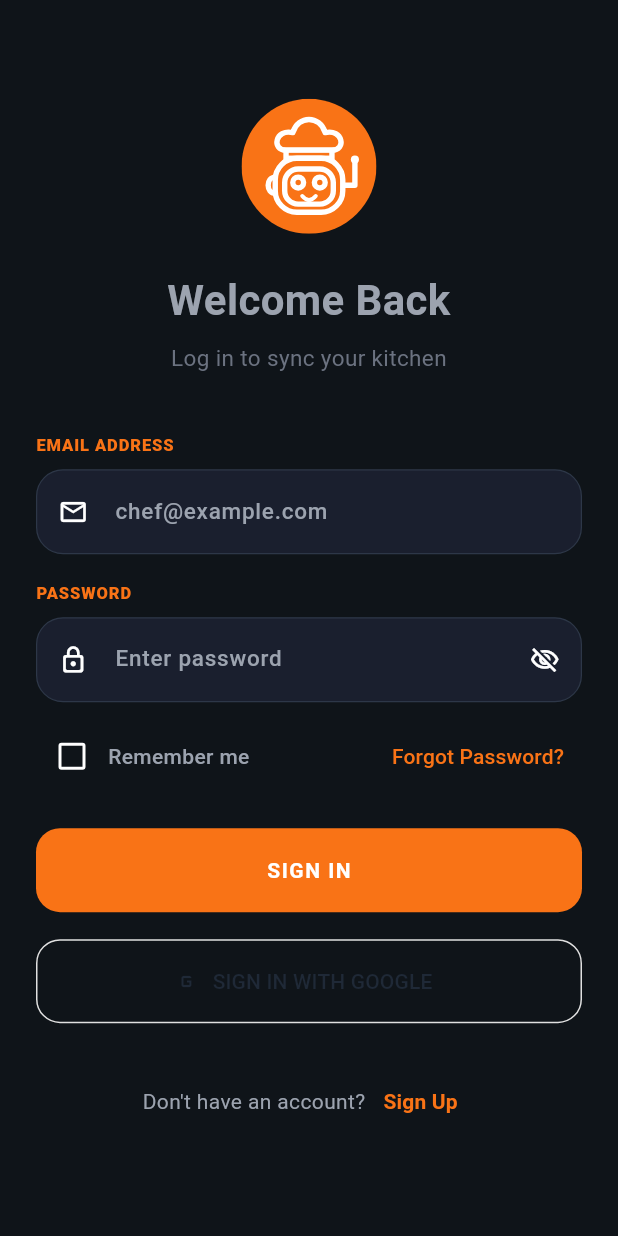
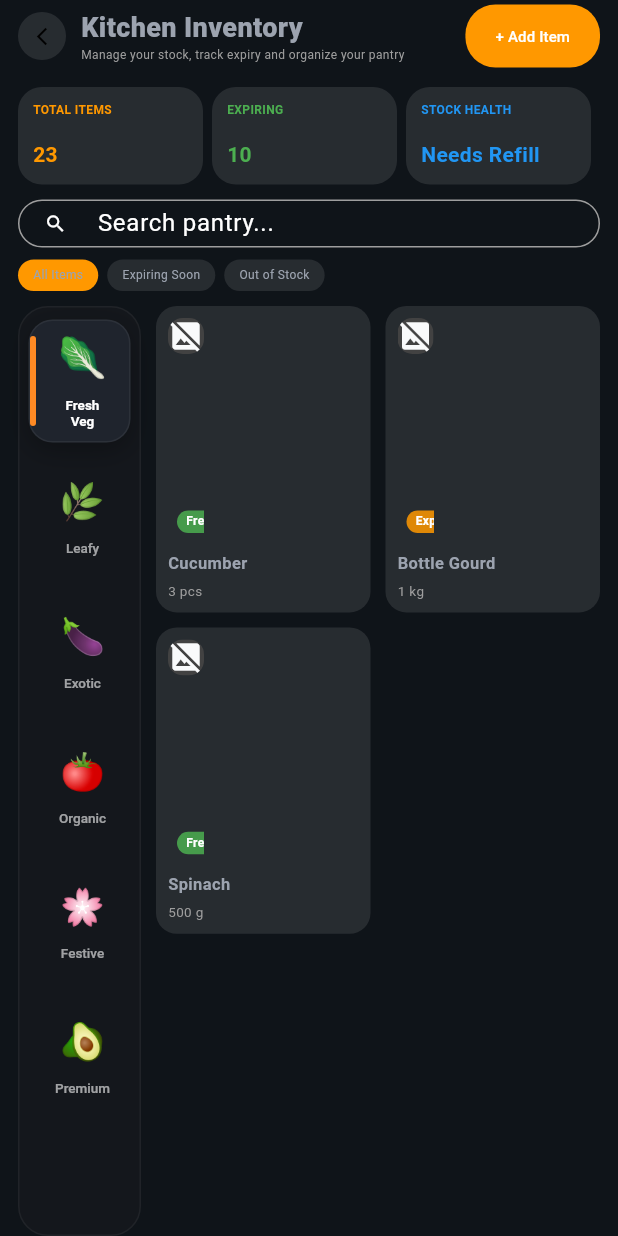
Before and after one commit to amansingh8670/chefai_flutter, a Flutter app: the screen it shows after launch, on a phone screen of 412 x 824 dp. Run offline on Flutter 3.47's test engine with Material 3 defaults, Android fonts, the phone set to English and light mode, and no system bars; our stand-ins replace flutter_riverpod, flutter_svg; network calls fail.

Commit message:
add kitchen inventory page

```diff
--- /dev/null
+++ b/lib/features/inventory/pages/kitchen.dart
@@ -0,0 +1,232 @@
+import 'package:chef_ai_mobile/features/inventory/widgets/available_item.dart';
+import 'package:chef_ai_mobile/features/inventory/widgets/available_item_category.dart';
+import 'package:chef_ai_mobile/features/inventory/widgets/inventory_stats.dart';
+import 'package:chef_ai_mobile/shared/mock_data/inventory.dart';
+import 'package:chef_ai_mobile/shared/models/inventory_item.dart';
+import 'package:flutter/material.dart';
+import 'package:flutter_riverpod/flutter_riverpod.dart';
+
+import 'package:chef_ai_mobile/core/theme/app_colors.dart';
+import 'package:chef_ai_mobile/providers/theme_provider.dart';
+
+class KitchenInventoryScreen extends ConsumerStatefulWidget {
+  const KitchenInventoryScreen({super.key});
+
+  @override
+  ConsumerState<KitchenInventoryScreen> createState() =>
+      _KitchenInventoryScreenState();
+}
+
+class _KitchenInventoryScreenState
+    extends ConsumerState<KitchenInventoryScreen> {
+  int selectedCategoryIndex = 0;
+  final ScrollController _categoryController = ScrollController();
+  final ScrollController _productController = ScrollController();
+
+  @override
+  Widget build(BuildContext context) {
+    final themeMode = ref.watch(themeProvider);
+
+    return Scaffold(
+      backgroundColor: AppColors.getBackground(themeMode),
+      body: SafeArea(
+        child: Padding(
+          padding: const EdgeInsets.symmetric(horizontal: 12),
+          child: Column(
+            children: [
+              _header(),
+
+              const SizedBox(height: 10),
+
+              InventoryStats(
+                stats: const [
+                  InventoryStatItem(
+                    title: "TOTAL ITEMS",
+                    value: "23",
+                    color: Colors.orange,
+                  ),
+                  InventoryStatItem(
+                    title: "EXPIRING",
+                    value: "10",
+                    color: Colors.green,
+                  ),
+                  InventoryStatItem(
+                    title: "STOCK HEALTH",
+                    value: "Needs Refill",
+                    color: Colors.blue,
+                  ),
+                ],
+              ),
+
+              const SizedBox(height: 10),
+
+              _search(),
+
+              const SizedBox(height: 8),
+
+              _filters(),
+
+              const SizedBox(height: 10),
+
+              Expanded(
+                child: Row(
+                  crossAxisAlignment: CrossAxisAlignment.stretch,
+                  children: [
+                    SizedBox(
+                      width: 82,
+                      child: AvailableItemCategory(
+                        controller: _categoryController,
+                        categories: InventoryMockData.categories,
+                        selectedIndex: selectedCategoryIndex,
+                        onCategoryChanged: (index) {
+                          setState(() {
+                            selectedCategoryIndex = index;
+                          });
+                        },
+                      ),
+                    ),
+
+                    const SizedBox(width: 10),
+
+                    Expanded(
+                      child: GridView.builder(
+                        controller: _productController,
+                        physics: const BouncingScrollPhysics(),
+                        padding: const EdgeInsets.only(bottom: 20),
+                        itemCount: InventoryMockData.items.length,
+                        gridDelegate:
+                            const SliverGridDelegateWithFixedCrossAxisCount(
+                              crossAxisCount: 2,
+                              childAspectRatio: .70,
+                              crossAxisSpacing: 10,
+                              mainAxisSpacing: 10,
+                            ),
+                        itemBuilder: (_, index) {
+                          final item = InventoryMockData.items[index];
+
+                          return AvailableItemCard(
+                            itemName: item.name,
+                            imageUrl: item.imageUrl,
+                            expirationStatus: item.expirationStatus,
+                            quantity: item.quantity,
+                          );
+                        },
+                      ),
+                    ),
+                  ],
+                ),
+              ),
+            ],
+          ),
+        ),
+      ),
+    );
+  }
+
+  Widget _header() {
+    return Row(
+      children: [
+        CircleAvatar(
+          radius: 16,
+          backgroundColor: Colors.white10,
+          child: const Icon(Icons.arrow_back_ios_new, size: 14),
+        ),
+
+        const SizedBox(width: 10),
+
+        const Expanded(
+          child: Column(
+            crossAxisAlignment: CrossAxisAlignment.start,
+            children: [
+              Text(
+                "Kitchen Inventory",
+                style: TextStyle(fontSize: 18, fontWeight: FontWeight.w800),
+              ),
+              Text(
+                "Manage your stock, track expiry and organize your pantry",
+                style: TextStyle(fontSize: 8, color: Colors.grey),
+              ),
+            ],
+          ),
+        ),
+
+        ElevatedButton(
+          onPressed: () {},
+          style: ElevatedButton.styleFrom(
+            backgroundColor: Colors.orange,
+            shape: RoundedRectangleBorder(
+              borderRadius: BorderRadius.circular(20),
+            ),
+          ),
+          child: const Text("+ Add Item", style: TextStyle(fontSize: 10)),
+        ),
+      ],
+    );
+  }
+
+  Widget _search() {
+    return Container(
+      height: 32,
+      decoration: BoxDecoration(
+        border: Border.all(color: Colors.grey),
+        borderRadius: BorderRadius.circular(20),
+      ),
+      child: const TextField(
+        decoration: InputDecoration(
+          hintText: "Search pantry...",
+          prefixIcon: Icon(Icons.search, size: 15),
+          border: InputBorder.none,
+          contentPadding: EdgeInsets.only(bottom: 10),
+        ),
+      ),
+    );
+  }
+
+  Widget _filters() {
+    return Row(
+      children: [
+        _chip("All Items", true),
+        _chip("Expiring Soon", false),
+        _chip("Out of Stock", false),
+      ],
+    );
+  }
+
+  Widget _chip(String text, bool selected) {
+    return Container(
+      margin: const EdgeInsets.only(right: 6),
+      padding: const EdgeInsets.symmetric(horizontal: 10, vertical: 5),
+      decoration: BoxDecoration(
+        color: selected ? Colors.orange : Colors.white10,
+        borderRadius: BorderRadius.circular(20),
+      ),
+      child: Text(text, style: const TextStyle(fontSize: 8)),
+    );
+  }
+
+  Widget _products() {
+    final List<InventoryItem> products = InventoryMockData.items;
+
+    return GridView.builder(
+      physics: const BouncingScrollPhysics(),
+      padding: const EdgeInsets.only(bottom: 24),
+      itemCount: products.length,
+      gridDelegate: const SliverGridDelegateWithFixedCrossAxisCount(
+        crossAxisCount: 2,
+        childAspectRatio: 0.68,
+        crossAxisSpacing: 10,
+        mainAxisSpacing: 10,
+      ),
+      itemBuilder: (_, index) {
+        final item = products[index];
+
+        return AvailableItemCard(
+          itemName: item.name,
+          imageUrl: item.imageUrl,
+          expirationStatus: item.expirationStatus,
+          quantity: item.quantity,
+        );
+      },
+    );
+  }
+}
--- /dev/null
+++ b/lib/features/inventory/widgets/available_item.dart
@@ -0,0 +1,108 @@
+import 'package:flutter/material.dart';
+
+class AvailableItemCard extends StatelessWidget {
+  final String imageUrl;
+  final String expirationStatus;
+  final String quantity;
+  final String itemName;
+
+  const AvailableItemCard({
+    super.key,
+    required this.imageUrl,
+    required this.expirationStatus,
+    required this.quantity,
+    required this.itemName,
+  });
+
+  Color _expirationColor() {
+    switch (expirationStatus.toLowerCase()) {
+      case 'fresh':
+        return Colors.green;
+      case 'expiring soon':
+        return Colors.orange;
+      case 'expired':
+        return Colors.red;
+      default:
+        return Colors.grey;
+    }
+  }
+
+  @override
+  Widget build(BuildContext context) {
+    return Container(
+      padding: const EdgeInsets.all(8),
+      decoration: BoxDecoration(
+        color: Colors.white10,
+        borderRadius: BorderRadius.circular(14),
+      ),
+      child: Column(
+        crossAxisAlignment: CrossAxisAlignment.start,
+        children: [
+          Expanded(
+            child: Stack(
+              children: [
+                ClipRRect(
+                  borderRadius: BorderRadius.circular(10),
+                  child: Image.network(
+                    imageUrl,
+                    width: double.infinity,
+                    height: double.infinity,
+                    fit: BoxFit.cover,
+                    errorBuilder: (_, __, ___) {
+                      return Container(
+                        color: Colors.grey.shade800,
+                        child: const Icon(
+                          Icons.image_not_supported,
+                        ),
+                      );
+                    },
+                  ),
+                ),
+                Positioned(
+                  bottom: 6,
+                  left: 6,
+                  child: Container(
+                    padding: const EdgeInsets.symmetric(
+                      horizontal: 6,
+                      vertical: 2,
+                    ),
+                    decoration: BoxDecoration(
+                      color: _expirationColor().withOpacity(.85),
+                      borderRadius: BorderRadius.circular(10),
+                    ),
+                    child: Text(
+                      expirationStatus,
+                      style: const TextStyle(
+                        fontSize: 8,
+                        color: Colors.white,
+                        fontWeight: FontWeight.w600,
+                      ),
+                    ),
+                  ),
+                ),
+              ],
+            ),
+          ),
+          const SizedBox(height: 6),
+          Text(
+            itemName,
+            maxLines: 1,
+            overflow: TextOverflow.ellipsis,
+            style: const TextStyle(
+              fontSize: 11,
+              fontWeight: FontWeight.bold,
+            ),
+          ),
+          const SizedBox(height: 4),
+          Text(
+            quantity,
+            style: const TextStyle(
+              fontSize: 9,
+              color: Colors.grey,
+            ),
+          ),
+        ],
+      ),
+    );
+  }
+}
--- /dev/null
+++ b/lib/features/inventory/widgets/available_item_category.dart
@@ -0,0 +1,160 @@
+import 'package:flutter/material.dart';
+import 'package:chef_ai_mobile/shared/models/inventory_category.dart';
+
+class AvailableItemCategory extends StatelessWidget {
+  final List<InventoryCategory> categories;
+  final int selectedIndex;
+  final ValueChanged<int> onCategoryChanged;
+  final ScrollController? controller;
+
+  const AvailableItemCategory({
+    super.key,
+    required this.categories,
+    required this.selectedIndex,
+    required this.onCategoryChanged,
+    this.controller,
+  });
+
+  @override
+  Widget build(BuildContext context) {
+    return Container(
+      decoration: BoxDecoration(
+        color: const Color(0xFF14171C),
+        borderRadius: BorderRadius.circular(20),
+        border: Border.all(
+          color: Colors.white.withOpacity(.05),
+        ),
+      ),
+      child: Scrollbar(
+        controller: controller,
+        thumbVisibility: false,
+        child: ListView.builder(
+          controller: controller,
+          physics: const BouncingScrollPhysics(),
+          padding: const EdgeInsets.symmetric(
+            vertical: 8,
+            horizontal: 6,
+          ),
+          itemCount: categories.length,
+          itemBuilder: (context, index) {
+            final category = categories[index];
+            final isSelected = selectedIndex == index;
+
+            return Padding(
+              padding: const EdgeInsets.only(bottom: 8),
+              child: Material(
+                color: Colors.transparent,
+                borderRadius: BorderRadius.circular(16),
+                child: InkWell(
+                  borderRadius: BorderRadius.circular(16),
+                  onTap: () => onCategoryChanged(index),
+                  child: AnimatedContainer(
+                    duration: const Duration(milliseconds: 220),
+                    curve: Curves.easeOutCubic,
+                    height: 82,
+                    decoration: BoxDecoration(
+                      color: isSelected
+                          ? const Color(0xFF1F242D)
+                          : Colors.transparent,
+                      borderRadius: BorderRadius.circular(16),
+                      border: Border.all(
+                        color: isSelected
+                            ? Colors.white.withOpacity(.06)
+                            : Colors.transparent,
+                      ),
+                      boxShadow: isSelected
+                          ? [
+                              BoxShadow(
+                                color: Colors.black.withOpacity(.28),
+                                blurRadius: 14,
+                                offset: const Offset(0, 5),
+                              ),
+                            ]
+                          : [],
+                    ),
+                    child: Row(
+                      children: [
+                        AnimatedContainer(
+                          duration:
+                              const Duration(milliseconds: 220),
+                          width: 4,
+                          margin: const EdgeInsets.symmetric(
+                            vertical: 10,
+                          ),
+                          decoration: BoxDecoration(
+                            color: isSelected
+                                ? const Color(0xFFFF8A24)
+                                : Colors.transparent,
+                            borderRadius:
+                                BorderRadius.circular(100),
+                          ),
+                        ),
+
+                        Expanded(
+                          child: Padding(
+                            padding:
+                                const EdgeInsets.symmetric(
+                              horizontal: 6,
+                            ),
+                            child: Column(
+                              mainAxisAlignment:
+                                  MainAxisAlignment.center,
+                              children: [
+                                AnimatedScale(
+                                  duration:
+                                      const Duration(
+                                    milliseconds: 220,
+                                  ),
+                                  scale:
+                                      isSelected ? 1.08 : 1,
+                                  child: Text(
+                                    category.icon,
+                                    style: const TextStyle(
+                                      fontSize: 24,
+                                    ),
+                                  ),
+                                ),
+
+                                const SizedBox(height: 8),
+
+                                AnimatedDefaultTextStyle(
+                                  duration:
+                                      const Duration(
+                                    milliseconds: 220,
+                                  ),
+                                  style: TextStyle(
+                                    fontSize: 9,
+                                    height: 1.2,
+                                    fontWeight: isSelected
+                                        ? FontWeight.w700
+                                        : FontWeight.w500,
+                                    color: isSelected
+                                        ? Colors.white
+                                        : Colors.white60,
+                                  ),
+                                  child: Text(
+                                    category.name,
+                                    textAlign:
+                                        TextAlign.center,
+                                    maxLines: 2,
+                                    overflow:
+                                        TextOverflow
+                                            .ellipsis,
+                                  ),
+                                ),
+                              ],
+                            ),
+                          ),
+                        ),
+                      ],
+                    ),
+                  ),
+                ),
+              ),
+            );
+          },
+        ),
+      ),
+    );
+  }
+}
--- /dev/null
+++ b/lib/features/inventory/widgets/inventory_stats.dart
@@ -0,0 +1,84 @@
+import 'package:flutter/material.dart';
+
+class InventoryStats extends StatelessWidget {
+  final List<InventoryStatItem> stats;
+
+  const InventoryStats({
+    super.key,
+    required this.stats,
+  });
+
+  @override
+  Widget build(BuildContext context) {
+    return Row(
+      children: stats.map((stat) {
+        return Expanded(
+          child: _StatCard(
+            title: stat.title,
+            value: stat.value,
+            color: stat.color,
+          ),
+        );
+      }).toList(),
+    );
+  }
+}
+
+class _StatCard extends StatelessWidget {
+  final String title;
+  final String value;
+  final Color color;
+
+  const _StatCard({
+    required this.title,
+    required this.value,
+    required this.color,
+  });
+
+  @override
+  Widget build(BuildContext context) {
+    return Container(
+      margin: const EdgeInsets.only(right: 6),
+      padding: const EdgeInsets.all(10),
+      height: 65,
+      decoration: BoxDecoration(
+        color: Colors.white10,
+        borderRadius: BorderRadius.circular(16),
+      ),
+      child: Column(
+        crossAxisAlignment: CrossAxisAlignment.start,
+        children: [
+          Text(
+            title,
+            style: TextStyle(
+              fontSize: 8,
+              color: color,
+              fontWeight: FontWeight.bold,
+            ),
+          ),
+          const Spacer(),
+          Text(
+            value,
+            style: TextStyle(
+              fontSize: 14,
+              color: color,
+              fontWeight: FontWeight.bold
+            ),
+          ),
+        ],
+      ),
+    );
+  }
+}
+
+class InventoryStatItem {
+  final String title;
+  final String value;
+  final Color color;
+
+  const InventoryStatItem({
+    required this.title,
+    required this.value,
+    required this.color,
+  });
+}
--- a/lib/main.dart
+++ b/lib/main.dart
@@ -2,6 +2,7 @@ import 'package:chef_ai_mobile/core/theme/app_colors.dart';
 import 'package:chef_ai_mobile/features/authentication/pages/login_page.dart';
 import 'package:chef_ai_mobile/features/authentication/pages/signup_page.dart';
 import 'package:chef_ai_mobile/features/dashboard/pages/dashboard_page.dart';
+import 'package:chef_ai_mobile/features/inventory/pages/kitchen.dart';
 import 'package:chef_ai_mobile/features/landing/pages/landing_page.dart';
 import 'package:flutter/material.dart';
 import 'package:flutter_riverpod/flutter_riverpod.dart';
@@ -27,7 +28,7 @@ class MyApp extends ConsumerWidget {
       theme: AppTheme.lightTheme,
       darkTheme: AppTheme.darkTheme,
       themeMode: currentTheme,
-      home: const LoginScreen(),
+      home: const KitchenInventoryScreen(),
     );
   }
 }
--- /dev/null
+++ b/lib/shared/mock_data/inventory.dart
@@ -0,0 +1,75 @@
+import 'package:chef_ai_mobile/shared/models/inventory_category.dart';
+import 'package:chef_ai_mobile/shared/models/inventory_item.dart';
+
+
+class InventoryMockData {
+
+  static const categories = [
+
+    InventoryCategory(
+      id: "fresh",
+      icon: "🥬",
+      name: "Fresh\nVeg",
+    ),
+
+    InventoryCategory(
+      id: "leafy",
+      icon: "🌿",
+      name: "Leafy",
+    ),
+
+    InventoryCategory(
+      id: "exotic",
+      icon: "🍆",
+      name: "Exotic",
+    ),
+
+    InventoryCategory(
+      id: "organic",
+      icon: "🍅",
+      name: "Organic",
+    ),
+
+    InventoryCategory(
+      id: "festive",
+      icon: "🌸",
+      name: "Festive",
+    ),
+
+    InventoryCategory(
+      id: "premium",
+      icon: "🥑",
+      name: "Premium",
+    ),
+
+  ];
+
+
+  static const items = [
+
+    InventoryItem(
+      name: "Cucumber",
+      imageUrl:
+          "https://placehold.co/300x300/png?text=Cucumber",
+      expirationStatus: "Fresh",
+      quantity: "3 pcs",
+    ),
+
+    InventoryItem(
+      name: "Bottle Gourd",
+      imageUrl:
+          "https://placehold.co/300x300/png?text=Gourd",
+      expirationStatus: "Expiring Soon",
+      quantity: "1 kg",
+    ),
+
+    InventoryItem(
+      name: "Spinach",
+      imageUrl:
+          "https://placehold.co/300x300/png?text=Spinach",
+      expirationStatus: "Fresh",
+      quantity: "500 g",
+    ),
+
+  ];
+}
--- /dev/null
+++ b/lib/shared/models/inventory_category.dart
@@ -0,0 +1,11 @@
+class InventoryCategory {
+  final String id;
+  final String icon;
+  final String name;
+
+  const InventoryCategory({
+    required this.id,
+    required this.icon,
+    required this.name,
+  });
+}
--- /dev/null
+++ b/lib/shared/models/inventory_item.dart
@@ -0,0 +1,13 @@
+class InventoryItem {
+  final String name;
+  final String imageUrl;
+  final String expirationStatus;
+  final String quantity;
+
+  const InventoryItem({
+    required this.name,
+    required this.imageUrl,
+    required this.expirationStatus,
+    required this.quantity,
+  });
+}
```
